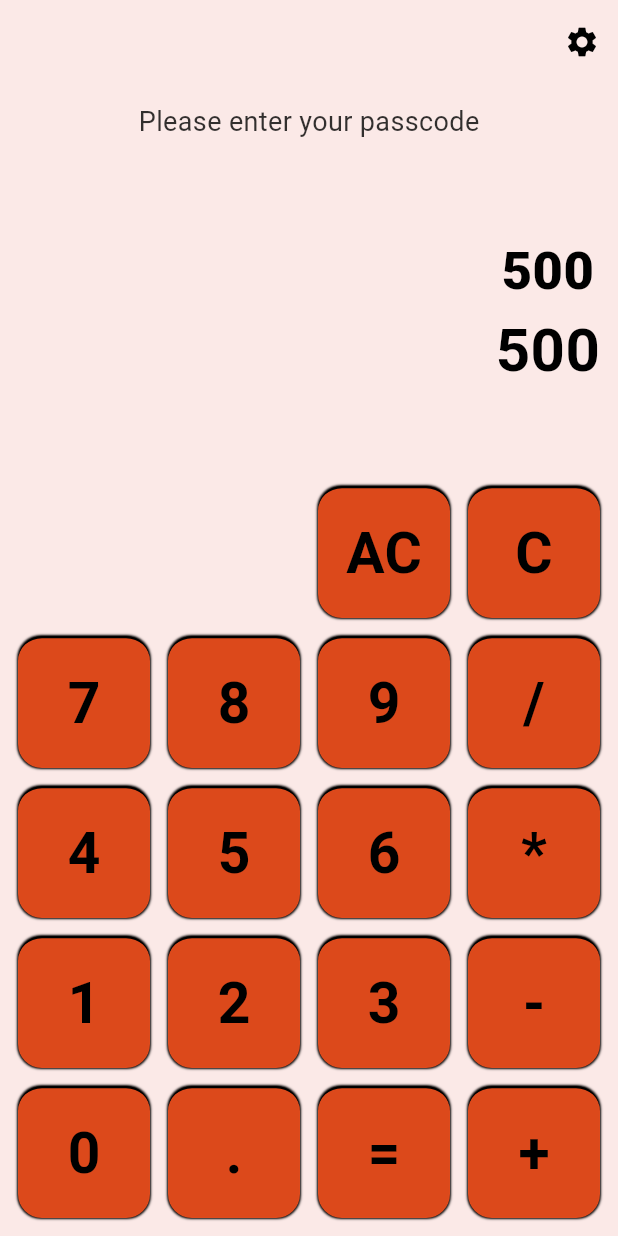
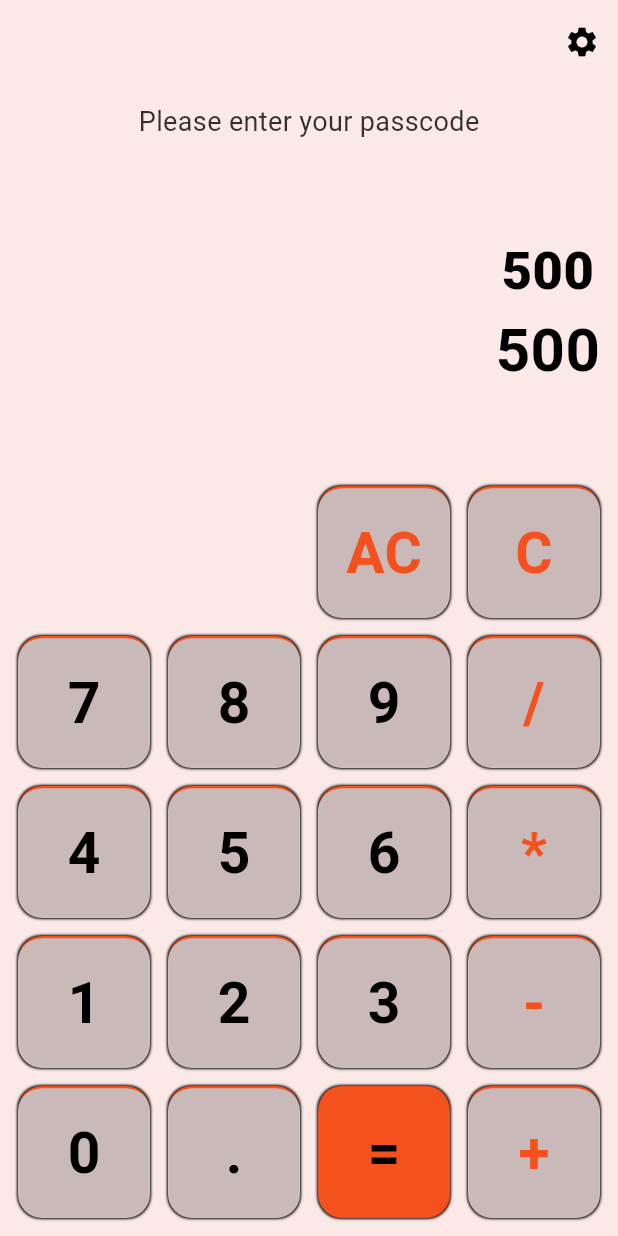
Before and after one commit to Shougotmollik/File_Shield, a Flutter app: the CalculatorScreen screen opened directly, on a phone screen of 412 x 824 dp. Run offline on Flutter 3.47's test engine with Material 3 defaults, Android fonts, the phone set to English and light mode, and no system bars; our stand-ins replace get.

Commit message:
calculator_screen

```diff
--- a/lib/Screens/CalculatorScreen/calculator_screen.dart
+++ b/lib/Screens/CalculatorScreen/calculator_screen.dart
@@ -76,16 +76,13 @@ class _CalculatorScreenState extends State<CalculatorScreen> {
                             ? const SizedBox()
                             : Container(
                                 decoration: BoxDecoration(
-                                    color: Theme.of(context)
-                                        .colorScheme
-                                        .primary
-                                        .withOpacity(0.9),
+                                    color: controller.getButtonBgColor(button),
                                     borderRadius: BorderRadius.circular(16.0),
                                     border: Border(
                                       top: BorderSide(
                                         color: Theme.of(context)
                                             .colorScheme
-                                            .onPrimary,
+                                            .primary,
                                         width: 1.5,
                                       ),
                                     ),
@@ -95,13 +92,15 @@ class _CalculatorScreenState extends State<CalculatorScreen> {
                                             .colorScheme
                                             .onPrimary,
                                         spreadRadius: .075,
-                                        blurRadius: 0.5,
+                                        blurRadius: 0.7,
                                       )
                                     ]),
                                 child: Center(
                                     child: Text(
                                   button,
-                                  style: const TextStyle(
+                                  style: TextStyle(
+                                    color:
+                                        controller.getButtonTextColor(button),
                                     fontSize: 38,
                                     fontWeight: FontWeight.bold,
                                   ),
```
